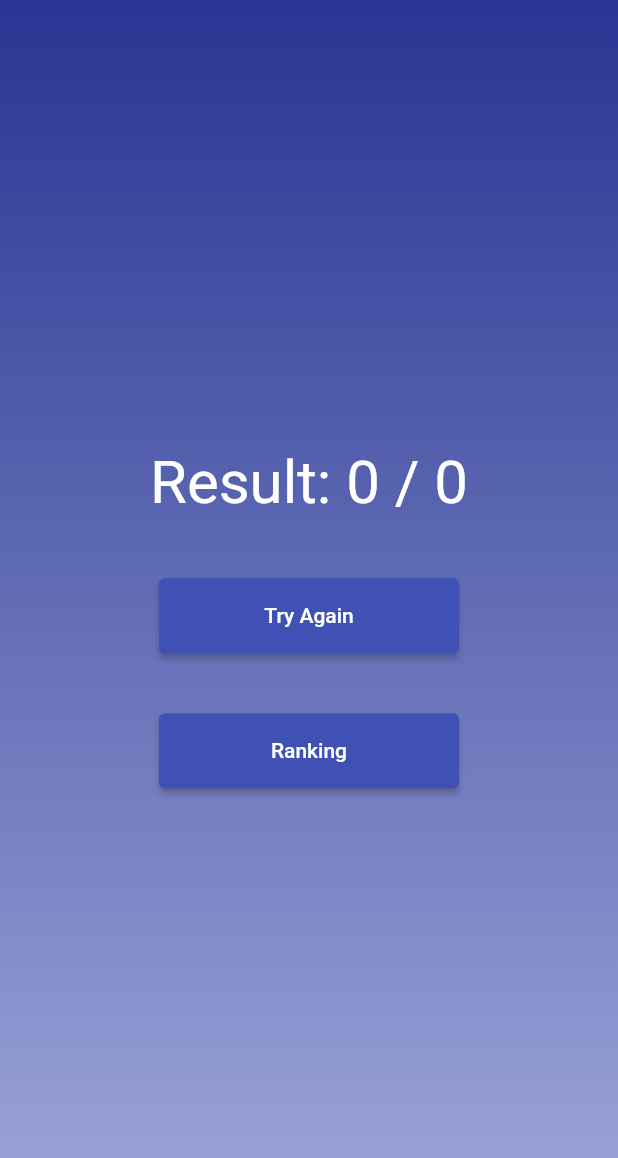
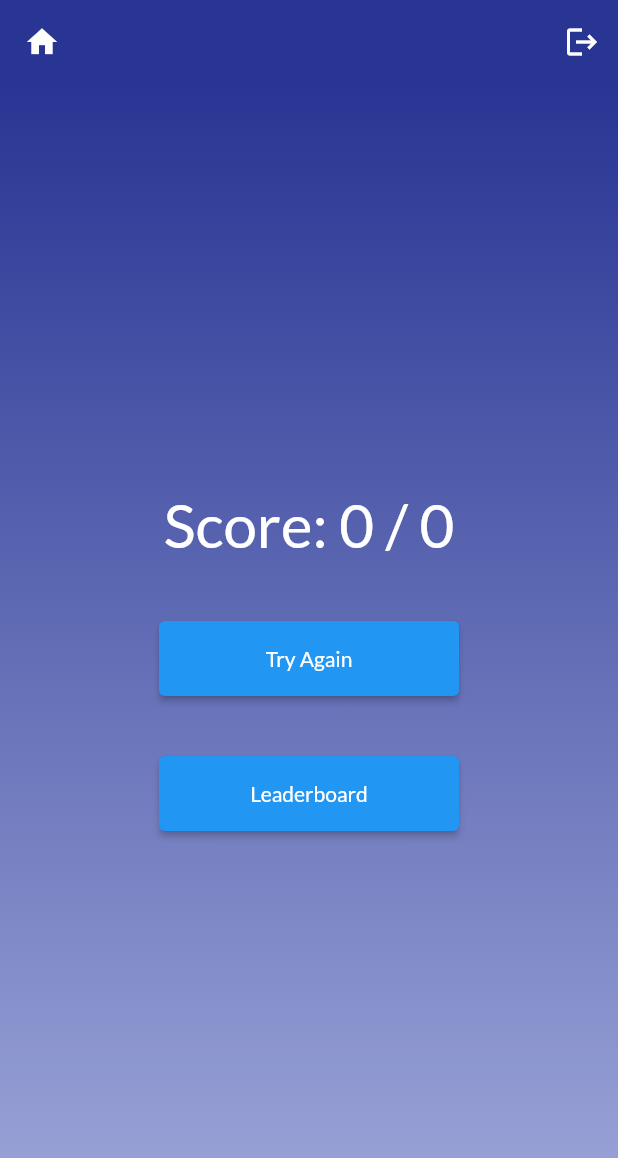
Before and after one commit to balakrishdq/quiz_app, a Flutter app: the ResultScreen screen opened directly with empty values, on a phone screen of 412 x 824 dp. Shown: the top 1158 px of the screen. Run offline on Flutter 3.47's test engine with Material 2 defaults, Android fonts, the phone set to English and light mode, and no system bars; our stand-ins replace cloud_firestore, firebase_auth, firebase_core, gap, google_fonts, google_sign_in; accounts and stored records are empty.

Commit message:
logout function initialized

```diff
--- a/lib/screens/home_screen.dart
+++ b/lib/screens/home_screen.dart
@@ -20,6 +20,7 @@
       body: SizedBox.expand(
         child: GradientBox(
           child: Column(
+            mainAxisSize: MainAxisSize.max,
             mainAxisAlignment: MainAxisAlignment.center,
             children: [
               Text(
@@ -29,6 +30,8 @@
                   fontSize: 40,
                 ),
               ),
+              Gap(40),
+              Image.asset('assets/images/logo1.png'),
               Gap(40),
               if (provider.questions.isEmpty || provider.totalTime == 0)
                 Center(
--- a/lib/screens/quiz_screen.dart
+++ b/lib/screens/quiz_screen.dart
@@ -127,7 +127,7 @@
                           _score++;
                         }
 
-                        Future.delayed(Duration(milliseconds: 200), () {
+                        Future.delayed(Duration(seconds: 1), () {
                           if (_currentIndex == widget.questions.length - 1) {
                             pushResultScreen(context);
                             return;
--- a/lib/screens/result_screen.dart
+++ b/lib/screens/result_screen.dart
@@ -5,10 +5,13 @@
 
 import 'package:quiz_app/models/question.dart';
 import 'package:quiz_app/providers/quiz_provider.dart';
+import 'package:quiz_app/screens/home_screen.dart';
 import 'package:quiz_app/screens/quiz_screen.dart';
 import 'package:quiz_app/utils/action_button.dart';
 import 'package:quiz_app/utils/auth_button.dart';
 import 'package:quiz_app/utils/gradient_box.dart';
+
+import '../services/auth_service.dart';
 
 class ResultScreen extends StatefulWidget {
   final int score;
@@ -36,13 +39,46 @@
   @override
   Widget build(BuildContext context) {
     return Scaffold(
+      appBar: AppBar(
+        elevation: 0.0,
+        flexibleSpace: Container(
+          decoration: BoxDecoration(
+            gradient: LinearGradient(
+              colors: <Color>[
+                Colors.indigo.shade800,
+                Colors.indigo.shade800,
+              ],
+            ),
+          ),
+        ),
+        leading: IconButton(
+            onPressed: () {
+              Navigator.of(context).pop(MaterialPageRoute(
+                builder: (context) => HomeScreen(),
+              ));
+            },
+            icon: Icon(
+              Icons.home,
+            )),
+        actions: [
+          IconButton(
+            onPressed: () {
+              AuthService.signOut(context);
+            },
+            icon: Icon(
+              Icons.logout,
+              color: Colors.white,
+            ),
+          )
+        ],
+      ),
       body: GradientBox(
         child: SizedBox.expand(
           child: Column(
             mainAxisAlignment: MainAxisAlignment.center,
             children: [
               Text(
-                'Result: ${widget.score} / ${widget.questions.length}',
+                'Score: ${widget.score} / ${widget.questions.length}',
                 style: TextStyle(
                   color: Colors.white,
                   fontSize: 40,
--- a/lib/services/quiz_service.dart
+++ b/lib/services/quiz_service.dart
@@ -23,9 +23,10 @@
   }
 
   static Future<List<QuizUser>> getAllUser() async {
-    final userRef = FirebaseFirestore.instance.collection('users');
+    final userRef = FirebaseFirestore.instance
+        .collection('users')
+        .orderBy('score', descending: true);
     final userDoc = await userRef.get();
-
     return userDoc.docs
         .map((e) => QuizUser.fromQueryDocumentSnapshot(e))
         .toList();
--- a/lib/utils/action_button.dart
+++ b/lib/utils/action_button.dart
@@ -27,15 +27,32 @@
                 ),
               ),
             )
-          : TextButton(
+          : OutlinedButton(
               onPressed: () => onTap(),
-              child: Text(
-                title,
-                style: TextStyle(
-                  fontSize: 18,
-                  color: Colors.white,
-                  decoration: TextDecoration.underline,
-                ),
+              style: ButtonStyle(
+                  backgroundColor: MaterialStateProperty.all(Colors.white),
+                  shape: MaterialStateProperty.all(RoundedRectangleBorder(
+                    borderRadius: BorderRadius.circular(40),
+                  ))),
+              child: Row(
+                mainAxisSize: MainAxisSize.min,
+                mainAxisAlignment: MainAxisAlignment.center,
+                children: [
+                  Image(
+                    image: AssetImage('assets/images/google_logo.png'),
+                    height: 35,
+                  ),
+                  Padding(
+                    padding: const EdgeInsets.only(left: 10.0),
+                    child: Text(
+                      title,
+                      style: TextStyle(
+                        fontSize: 18,
+                        color: Colors.black54,
+                      ),
+                    ),
+                  ),
+                ],
               )),
     );
   }
--- a/lib/utils/auth_button.dart
+++ b/lib/utils/auth_button.dart
@@ -34,8 +34,10 @@
   @override
   Widget build(BuildContext context) {
     if (_isLoggedIn)
-      return ActionButton(
-        title: 'Ranking',
+      return Column(
+        children: [
+          ActionButton(
+            title: 'Leaderboard',
             onTap: () {
               Navigator.of(context).push(
                 MaterialPageRoute(
@@ -43,16 +45,18 @@
                 ),
               );
             },
+          ),
+        ],
       );
     return ActionButton(
       isPrimary: false,
       title: 'Sign In with Google',
       onTap: () {
         if (kIsWeb) {
-          AuthService.signInWithGoogleWeb();
+          AuthService.signInWithGoogleWeb(context);
           return;
         }
-        AuthService.signInWithGoogle();
+        AuthService.signInWithGoogle(context);
       },
     );
   }
--- a/pubspec.yaml
+++ b/pubspec.yaml
@@ -40,6 +40,7 @@
   firebase_auth: ^4.2.5
   google_sign_in: ^5.4.3
   provider: ^6.0.5
+  google_fonts: ^3.0.1
 
 dev_dependencies:
   flutter_test:
@@ -64,9 +65,8 @@
   uses-material-design: true
 
   # To add assets to your application, add an assets section, like this:
-  # assets:
-  #   - images/a_dot_burr.jpeg
-  #   - images/a_dot_ham.jpeg
+  assets:
+    - assets/images/
 
   # An image asset can refer to one or more resolution-specific "variants", see
   # https://flutter.dev/assets-and-images/#resolution-aware
```
Also changed, not shown: lib/main.dart (+10 -3 lines), lib/screens/leader_screen.dart (+40 -9 lines), lib/services/auth_service.dart (+130 -22 lines), assets/images/google_logo.png (added), assets/images/logo1.png (added), pubspec.lock, 1 other file. Lines whose indentation alone changed are shown as unchanged.
